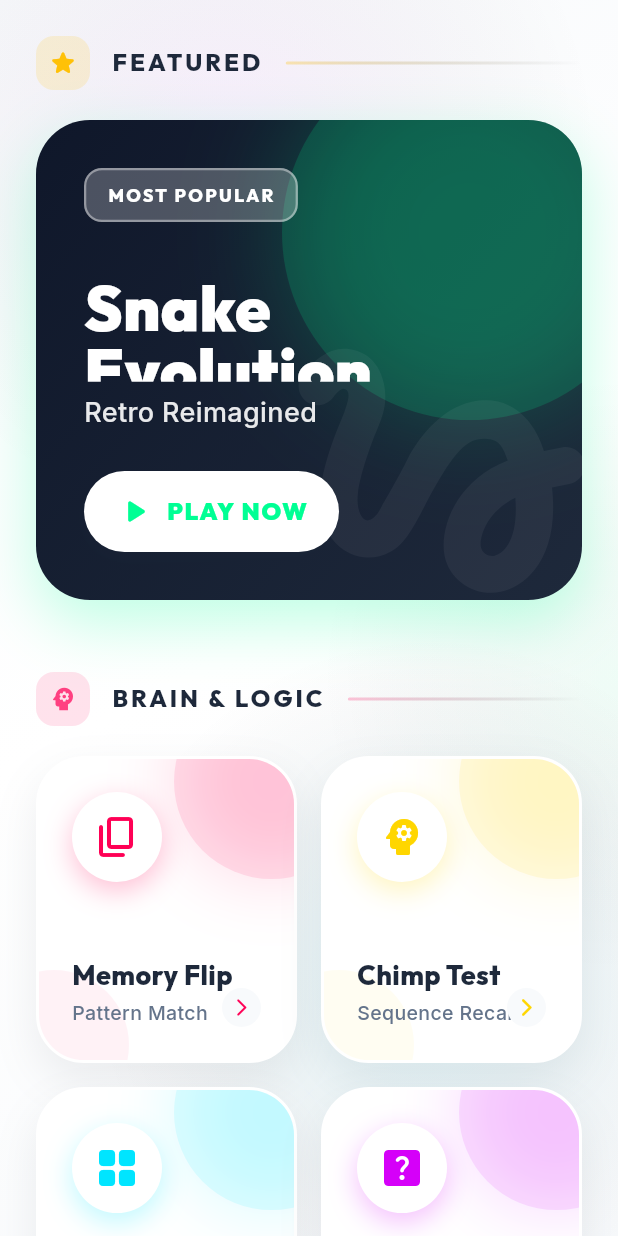
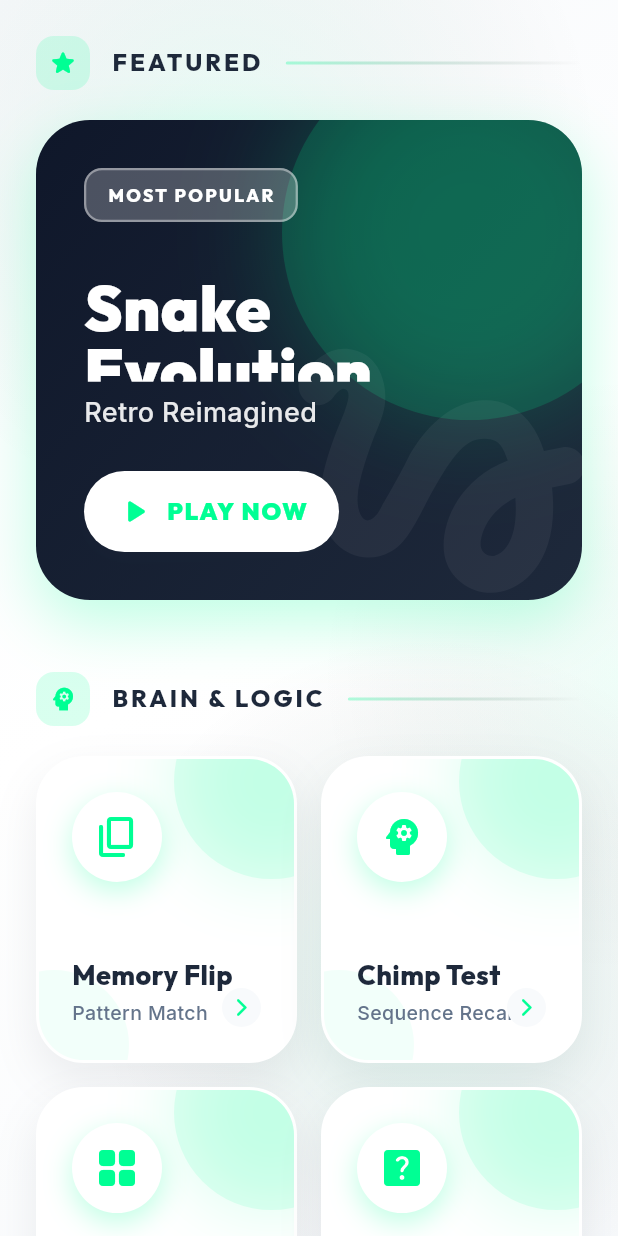
Before and after one commit to Joelrtharakan/AI-Powered-Boredom-Breaker-System-Using-Emotion-Detection-and-Personalized-Activity-Generation, a Flutter app: the GamesScreen screen opened directly, on a phone screen of 412 x 824 dp. Run offline on Flutter 3.47's test engine with Material 3 defaults, Android fonts, the phone set to English and light mode, and no system bars; drawn by our look-alikes of flutter_animate; our stand-ins replace dio, fl_chart, flutter_riverpod, flutter_tts, google_fonts, image_picker and 3 more; missing offline and left inert: encrypt; accounts and stored records are empty; network calls fail.

Commit message:
style: Unify all games and section colors on GamesScreen to match the Snake Evolution green

```diff
--- a/boredom_breaker_mobile/lib/screens/games/games_screen.dart
+++ b/boredom_breaker_mobile/lib/screens/games/games_screen.dart
@@ -63,7 +63,7 @@ class _GamesScreenState extends State<GamesScreen> {
         "Memory Flip",
         "Pattern Match",
         Icons.copy_rounded,
-        const Color(0xFFFF0055),
+        const Color(0xFF00FF94),
         const MemoryFlipScreen(),
         null,
       ),
@@ -71,7 +71,7 @@ class _GamesScreenState extends State<GamesScreen> {
         "Chimp Test",
         "Sequence Recall",
         Icons.psychology_rounded,
-        const Color(0xFFFFD600),
+        const Color(0xFF00FF94),
         const ChimpTestScreen(),
         null,
       ),
@@ -79,7 +79,7 @@ class _GamesScreenState extends State<GamesScreen> {
         "Visual Memory",
         "Spatial Grid",
         Icons.grid_view_rounded,
-        const Color(0xFF00E5FF),
+        const Color(0xFF00FF94),
         const VisualMemoryGame(),
         null,
       ),
@@ -87,7 +87,7 @@ class _GamesScreenState extends State<GamesScreen> {
         "Guess Number",
         "Intuition",
         Icons.help_center_rounded,
-        const Color(0xFFD500F9),
+        const Color(0xFF00FF94),
         const NumberGuessGame(),
         null,
       ),
@@ -95,7 +95,7 @@ class _GamesScreenState extends State<GamesScreen> {
         "Aim Trainer",
         "Precision",
         Icons.gps_fixed_rounded,
-        const Color(0xFFFF3D00),
+        const Color(0xFF00FF94),
         const AimTrainerScreen(),
         null,
       ),
@@ -103,7 +103,7 @@ class _GamesScreenState extends State<GamesScreen> {
         "Reaction Time",
         "Reflexes",
         Icons.bolt_rounded,
-        const Color(0xFF76FF03),
+        const Color(0xFF00FF94),
         const ReactionTimeGame(),
         null,
       ),
@@ -111,7 +111,7 @@ class _GamesScreenState extends State<GamesScreen> {
         "Tic Tac Toe",
         "Strategy",
         null,
-        const Color(0xFF2979FF),
+        const Color(0xFF00FF94),
         const TicTacToeScreen(),
         "https://img.icons8.com/external-icongeek26-linear-colour-icongeek26/64/external-Tic-Tac-Toe-table-games-icongeek26-linear-colour-icongeek26.png",
       ),
@@ -119,7 +119,7 @@ class _GamesScreenState extends State<GamesScreen> {
         "Rock Paper Scissors",
         "Logic & Luck",
         Icons.sports_mma_rounded,
-        const Color(0xFF651FFF),
+        const Color(0xFF00FF94),
         const RockPaperScissorsScreen(),
         "assets/rock_paper.png",
       ),
@@ -184,7 +184,7 @@ class _GamesScreenState extends State<GamesScreen> {
                         shape: BoxShape.circle,
                         gradient: RadialGradient(
                           colors: [
-                            const Color(0xFFE040FB).withValues(alpha: 0.08),
+                            const Color(0xFF00FF94).withValues(alpha: 0.08),
                             Colors.transparent,
                           ],
                         ),
@@ -208,7 +208,7 @@ class _GamesScreenState extends State<GamesScreen> {
                         shape: BoxShape.circle,
                         gradient: RadialGradient(
                           colors: [
-                            const Color(0xFF00E5FF).withValues(alpha: 0.1),
+                            const Color(0xFF00FF94).withValues(alpha: 0.1),
                             Colors.transparent,
                           ],
                         ),
@@ -232,7 +232,7 @@ class _GamesScreenState extends State<GamesScreen> {
                         shape: BoxShape.circle,
                         gradient: RadialGradient(
                           colors: [
-                            const Color(0xFF00E676).withValues(alpha: 0.06),
+                            const Color(0xFF00FF94).withValues(alpha: 0.06),
                             Colors.transparent,
                           ],
                         ),
@@ -259,7 +259,7 @@ class _GamesScreenState extends State<GamesScreen> {
                       _buildSectionHeader(
                         "FEATURED",
                         Icons.star_rounded,
-                        Colors.amber,
+                        const Color(0xFF00FF94),
                       ),
                       const SizedBox(height: 20),
                       _buildHeroCard(
@@ -273,7 +273,7 @@ class _GamesScreenState extends State<GamesScreen> {
                       _buildSectionHeader(
                         "BRAIN & LOGIC",
                         Icons.psychology,
-                        Colors.pinkAccent,
+                        const Color(0xFF00FF94),
                       ),
                       const SizedBox(height: 20),
                       _buildGridSection(context, brainGames),
@@ -284,7 +284,7 @@ class _GamesScreenState extends State<GamesScreen> {
                       _buildSectionHeader(
                         "ACTION ZONE",
                         Icons.flash_on_rounded,
-                        Colors.cyanAccent,
+                        const Color(0xFF00FF94),
                       ),
                       const SizedBox(height: 20),
                       _buildActionList(context, actionGames),
@@ -295,7 +295,7 @@ class _GamesScreenState extends State<GamesScreen> {
                       _buildSectionHeader(
                         "CLASSICS",
                         Icons.history_edu_rounded,
-                        Colors.purpleAccent,
+                        const Color(0xFF00FF94),
                       ),
                       const SizedBox(height: 20),
                       _buildGridSection(context, classicGames),
```
